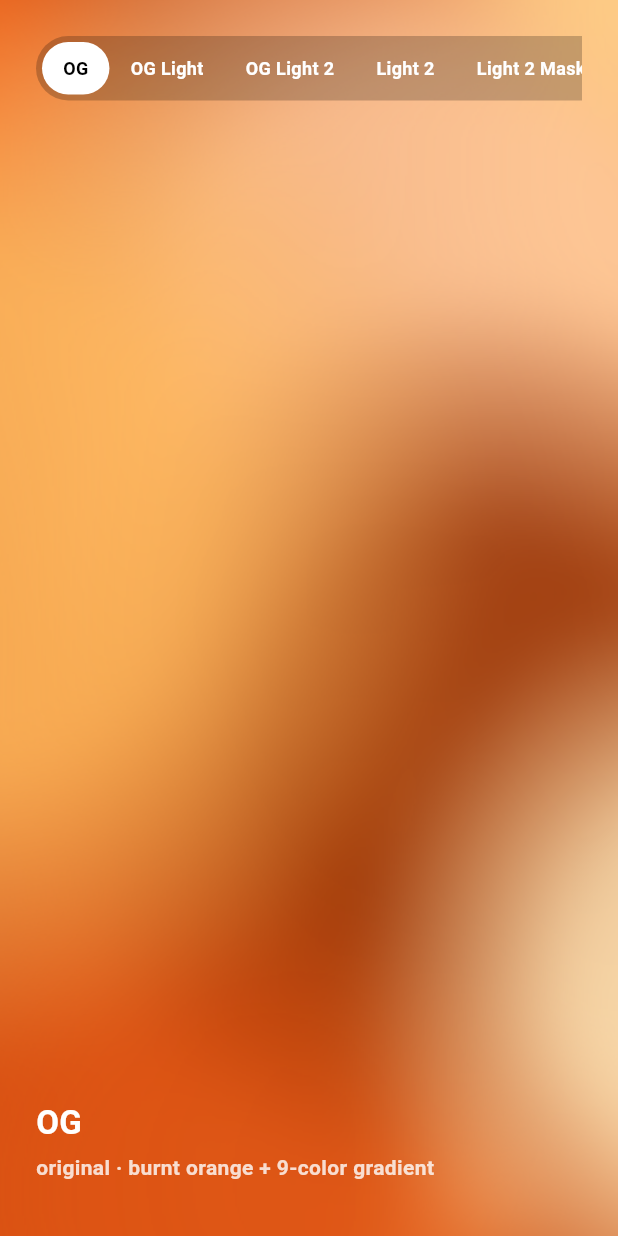
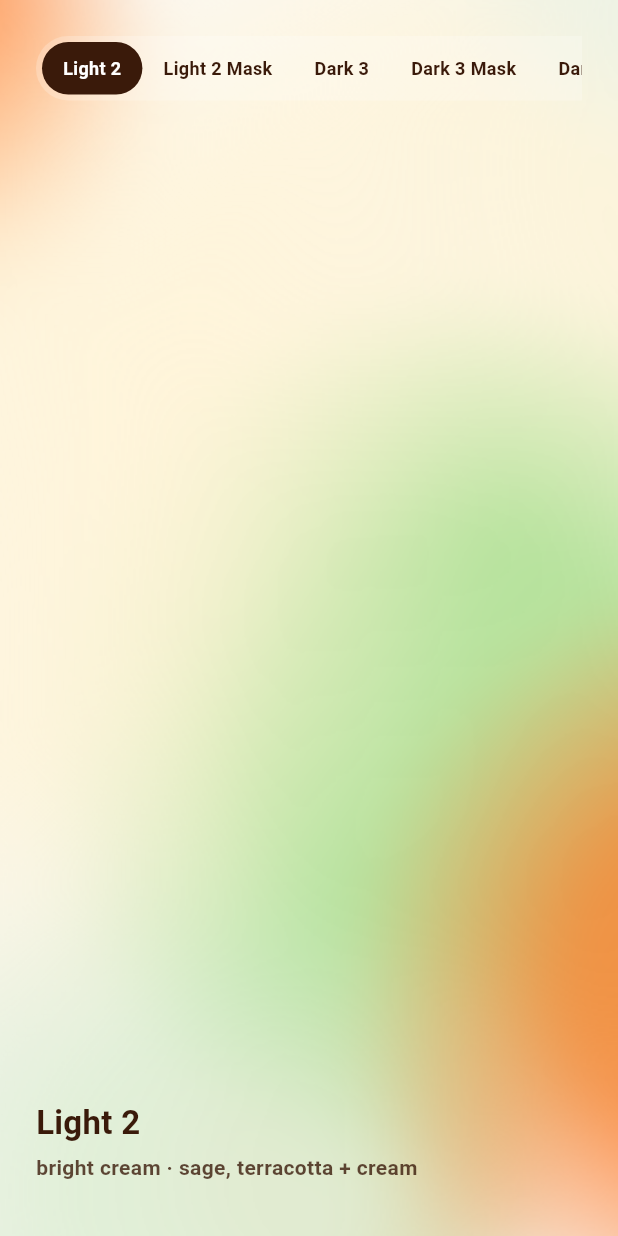
Before and after one commit to keepYaoung/bokeh-lava-gradient, a Flutter app: the screen it shows after launch, on a phone screen of 412 x 824 dp. Run offline on Flutter 3.47's test engine with Material 3 defaults, Android fonts, the light colour scheme and no system bars.

Commit message:
Comment out og/ogLight/ogLight2 + light3; demo starts on light2; remove unused topScrim infra

```diff
--- a/lib/bokeh_lava_gradient.dart
+++ b/lib/bokeh_lava_gradient.dart
@@ -23,13 +23,13 @@ import 'package:flutter/scheduler.dart';
 
 /// 미리 정의된 배경 테마. (이 브랜치 활성: og, light2, dark3)
 enum BokehTheme {
-  og,
-  ogLight,
-  ogLight2,
+  // og,
+  // ogLight,
+  // ogLight2,
   // light1,
   light2,
   light2Mask,
-  light3,
+  // light3,
   // dark1,
   // dark2,
   dark3,
@@ -43,10 +43,9 @@ class _BokehPreset {
   final double opacity;
   final Brightness brightness; // 위에 올릴 콘텐츠/텍스트 대비용
   final Gradient? mask; // 그라디언트 위에 덮는 세로 마스크(선택)
-  final Gradient? topScrim; // 베이스↔블롭 사이에 까는 스크림(블롭엔 영향 최소)
   final double topSatBoost; // 상단 블롭 채도 배율(>1 이면 위로 갈수록 채도↑)
   const _BokehPreset(this.base, this.colors, this.opacity, this.brightness,
-      {this.mask, this.topScrim, this.topSatBoost = 1.0});
+      {this.mask, this.topSatBoost = 1.0});
 }
 
 /// dark4 용 세로 마스크: 상단/하단은 검정(#0C0C0C), 60% 지점만 투명해
@@ -64,6 +63,7 @@ const Gradient _kVerticalWindowMask = LinearGradient(
   stops: <double>[0.0, 0.4, 0.6, 0.9, 1.0],
 );
 
+/* og 계열 주석처리로 미사용 — 되살릴 때 함께 해제
 /// og-light 용 세로 마스크: 상단(0%)은 투명해 og 그라디언트가 보이고,
 /// 50% 지점부터 하단까지는 흰색(#FAFAFA) 80% opacity. (0%→50% 페이드인)
 const Gradient _kOgLightMask = LinearGradient(
@@ -90,6 +90,7 @@ const Gradient _kOgLight2Mask = LinearGradient(
   ],
   stops: <double>[0.0, 0.5, 0.8, 1.0],
 );
+*/
 
 /// light-2-mask 용 세로 마스크: 상단 50%까지 light2 노출,
 /// 50%→100% 흰색(#FDFDFD) 0%→100% 페이드인.
@@ -118,7 +119,7 @@ const Gradient _kDark3Mask = LinearGradient(
 );
 
 const Map<BokehTheme, _BokehPreset> _kPresets = <BokehTheme, _BokehPreset>{
-  // og — 원본 기본값 (밝은 번트 바탕 + 오렌지 그라데이션 9색)
+  /* og — 원본 기본값 (밝은 번트 바탕 + 오렌지 그라데이션 9색)
   BokehTheme.og: _BokehPreset(
     Color(0xFFC65318),
     <Color>[
@@ -171,6 +172,7 @@ const Map<BokehTheme, _BokehPreset> _kPresets = <BokehTheme, _BokehPreset>{
     Brightness.light,
     mask: _kOgLight2Mask,
   ),
+  */
   /* light1 — 밝은 크림 바탕 + 소프트 파스텔 피치/살구 (화사·가벼움)
   BokehTheme.light1: _BokehPreset(
     Color(0xFFFFF1E2),
@@ -215,7 +217,7 @@ const Map<BokehTheme, _BokehPreset> _kPresets = <BokehTheme, _BokehPreset>{
     mask: _kLight2Mask,
     topSatBoost: 1.5, // 상단 50%에서 블롭 채도 최대 1.5배
   ),
-  // light3 — dark3 반전: base 검정→흰색, 다크 틸→라이트 틸, 그린/오렌지 유지
+  /* light3 — dark3 반전: base 검정→흰색, 다크 틸→라이트 틸, 그린/오렌지 유지
   BokehTheme.light3: _BokehPreset(
     Color(0xFFFFFFFF),
     <Color>[
@@ -230,6 +232,7 @@ const Map<BokehTheme, _BokehPreset> _kPresets = <BokehTheme, _BokehPreset>{
     0.8,
     Brightness.light,
   ),
+  */
   /* dark1 — 딥 번트 바탕 + 글로우 오렌지/앰버 (현재 기본과 ≈)
   BokehTheme.dark1: _BokehPreset(
     Color(0xFF8F2C00),
@@ -351,9 +354,6 @@ class BokehLavaGradient extends StatefulWidget {
   /// 그라디언트 위에 덮는 마스크(선택). 세로 윈도우 등.
   final Gradient? mask;
 
-  /// 베이스↔블롭 사이에 까는 스크림(선택). 블롭 색엔 영향 최소.
-  final Gradient? topScrim;
-
   /// 상단 블롭 채도 배율(>1 이면 위 50%에서 위로 갈수록 채도↑).
   final double topSatBoost;
 
@@ -382,7 +382,6 @@ class BokehLavaGradient extends StatefulWidget {
     this.lowResFactor = 0.45,
     this.targetFps = 30,
     this.mask,
-    this.topScrim,
     this.topSatBoost = 1.0,
     this.child,
   });
@@ -415,7 +414,6 @@ class BokehLavaGradient extends StatefulWidget {
       lowResFactor: lowResFactor ?? 0.45,
       targetFps: targetFps ?? 30,
       mask: p.mask,
-      topScrim: p.topScrim,
       topSatBoost: p.topSatBoost,
       child: child,
     );
@@ -506,8 +504,6 @@ class _BokehLavaGradientState extends State<BokehLavaGradient>
           children: <Widget>[
             ColoredBox(color: widget.baseColor),
             // 스크림: 베이스 위·블롭 아래 → 흰 여백만 어둡게, 블롭은 그대로
-            if (widget.topScrim != null)
-              DecoratedBox(decoration: BoxDecoration(gradient: widget.topScrim)),
             ClipRect(
               child: Align(
                 alignment: Alignment.topLeft,
--- a/lib/main.dart
+++ b/lib/main.dart
@@ -23,13 +23,13 @@ class DemoApp extends StatelessWidget {
 }
 
 const _labels = <BokehTheme, String>{
-  BokehTheme.og: 'OG',
-  BokehTheme.ogLight: 'OG Light',
-  BokehTheme.ogLight2: 'OG Light 2',
+  // BokehTheme.og: 'OG',
+  // BokehTheme.ogLight: 'OG Light',
+  // BokehTheme.ogLight2: 'OG Light 2',
   // BokehTheme.light1: 'Light 1',
   BokehTheme.light2: 'Light 2',
   BokehTheme.light2Mask: 'Light 2 Mask',
-  BokehTheme.light3: 'Light 3',
+  // BokehTheme.light3: 'Light 3',
   // BokehTheme.dark1: 'Dark 1',
   // BokehTheme.dark2: 'Dark 2',
   BokehTheme.dark3: 'Dark 3',
@@ -38,13 +38,13 @@ const _labels = <BokehTheme, String>{
 };
 
 const _captions = <BokehTheme, String>{
-  BokehTheme.og: 'original · burnt orange + 9-color gradient',
-  BokehTheme.ogLight: 'og gradient + light mask (orange top → white)',
-  BokehTheme.ogLight2: 'og gradient + light mask (more orange, fade 50→80%)',
+  // BokehTheme.og: 'original · burnt orange + 9-color gradient',
+  // BokehTheme.ogLight: 'og gradient + light mask (orange top → white)',
+  // BokehTheme.ogLight2: 'og gradient + light mask (more orange, fade 50→80%)',
   // BokehTheme.light1: 'bright cream · soft pastel peach blobs',
   BokehTheme.light2: 'bright cream · sage, terracotta + cream',
   BokehTheme.light2Mask: 'light2 + vertical mask (white fades in 50→100%)',
-  BokehTheme.light3: 'white · inverted dark3 (light teal + green/orange)',
+  // BokehTheme.light3: 'white · inverted dark3 (light teal + green/orange)',
   // BokehTheme.dark1: 'deep burnt orange · glowing amber',
   // BokehTheme.dark2: 'near-black · strong orange glow',
   BokehTheme.dark3: 'black · teal/green + orange glow',
@@ -60,7 +60,7 @@ class DemoScreen extends StatefulWidget {
 }
 
 class _DemoScreenState extends State<DemoScreen> {
-  BokehTheme _theme = BokehTheme.og;
+  BokehTheme _theme = BokehTheme.light2;
 
   @override
   Widget build(BuildContext context) {
```
Also changed, not shown: 3 other files.
